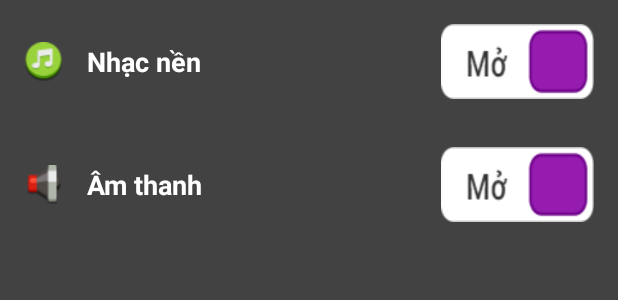
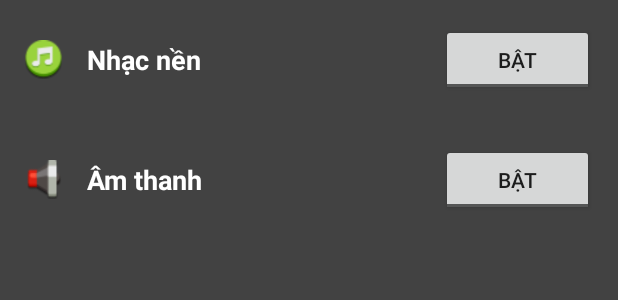
Before and after one commit to N11-Android/AiLaTrieuPhu, an Android app: the layout activity_settings.xml on its own in the app's theme, with its tools: preview values and no code run, on a phone screen of 412 x 824 dp. Shown: the top 300 px of the screen. Run offline under Robolectric (Android 15) with nearby library versions, the phone set to English and light mode, and no system bars.

Commit message:
add new shortage stuff

```diff
--- a/app/src/main/java/haui/android/MainActivity.java
+++ b/app/src/main/java/haui/android/MainActivity.java
@@ -12,7 +12,7 @@
     @Override
     protected void onCreate(Bundle savedInstanceState) {
         super.onCreate(savedInstanceState);
-        setContentView(R.layout.player_layout_money);
+        setContentView(R.layout.activity_settings);
 
 //        DatabaseHelper helper = new DatabaseHelper(MainActivity.this);
 //        helper.insertData();
--- a/app/src/main/res/layout/activity_settings.xml
+++ b/app/src/main/res/layout/activity_settings.xml
@@ -33,9 +33,8 @@
             android:layout_height="wrap_content"
             android:layout_alignParentRight="true"
             android:layout_centerVertical="true"
-            android:background="@drawable/toggle_button_on"
-            android:textOff=""
-            android:textOn="" />
+            android:textOff="Bật"
+            android:textOn="Tắt" />
     </RelativeLayout>
 
     <RelativeLayout
@@ -49,7 +48,8 @@
             android:layout_height="42dp"
             android:layout_centerVertical="true"
             android:paddingRight="16dp"
-            android:src="@drawable/icon_sound" />
+            android:src="@drawable/icon_sound"
+            />
 
         <TextView
             android:layout_width="wrap_content"
@@ -67,9 +67,8 @@
             android:layout_height="wrap_content"
             android:layout_alignParentRight="true"
             android:layout_centerVertical="true"
-            android:background="@drawable/toggle_button_on"
-            android:textOff=""
-            android:textOn="" />
+            android:textOff="Bật"
+            android:textOn="Tắt" />
     </RelativeLayout>
 
 </LinearLayout>
```
Also changed, not shown: app/src/main/res/drawable/ic_launcher_foreground.xml (+30 -4 lines).
